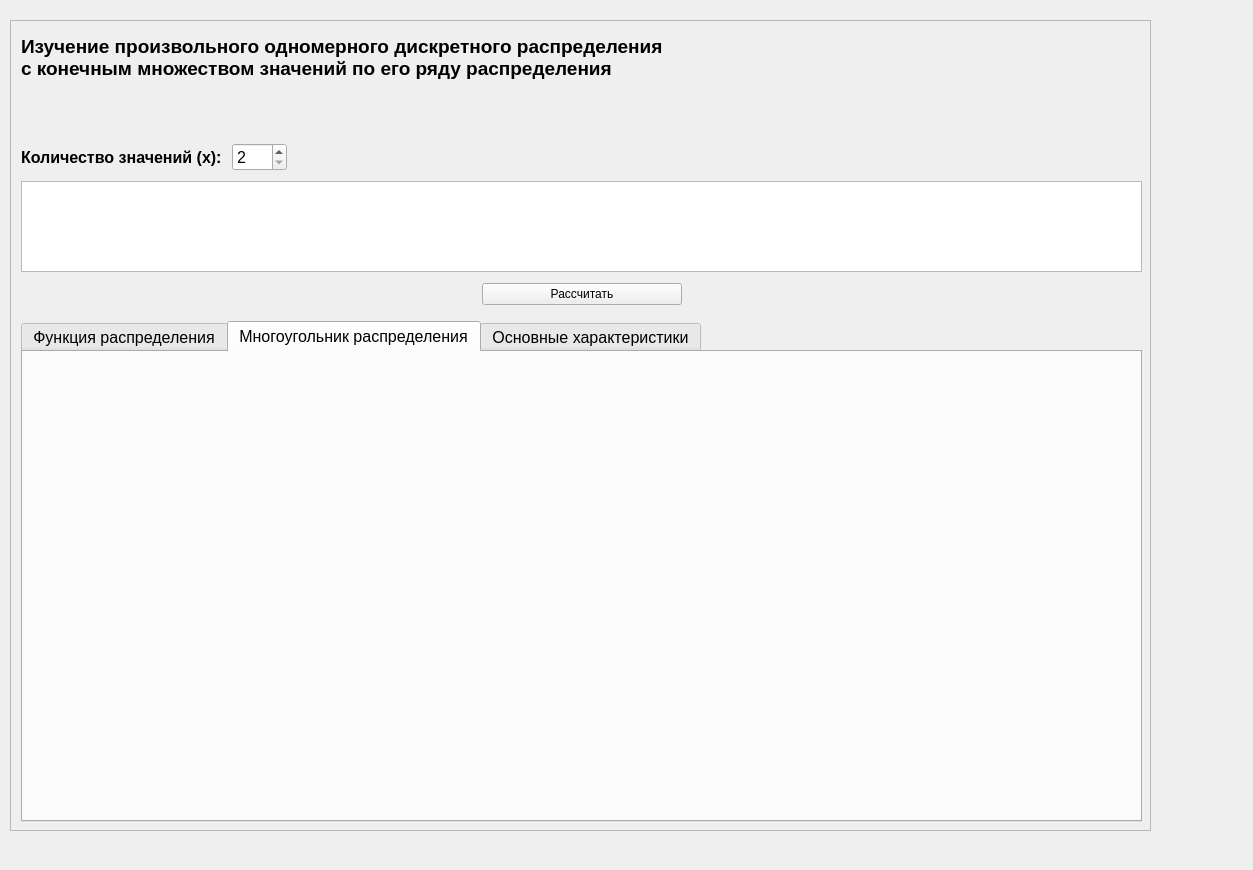
Before: the Qt Designer form ui/lab_4_task_1.ui in sauce-chili/TheoryOfProbabilityLabs, drawn with Qt 5.
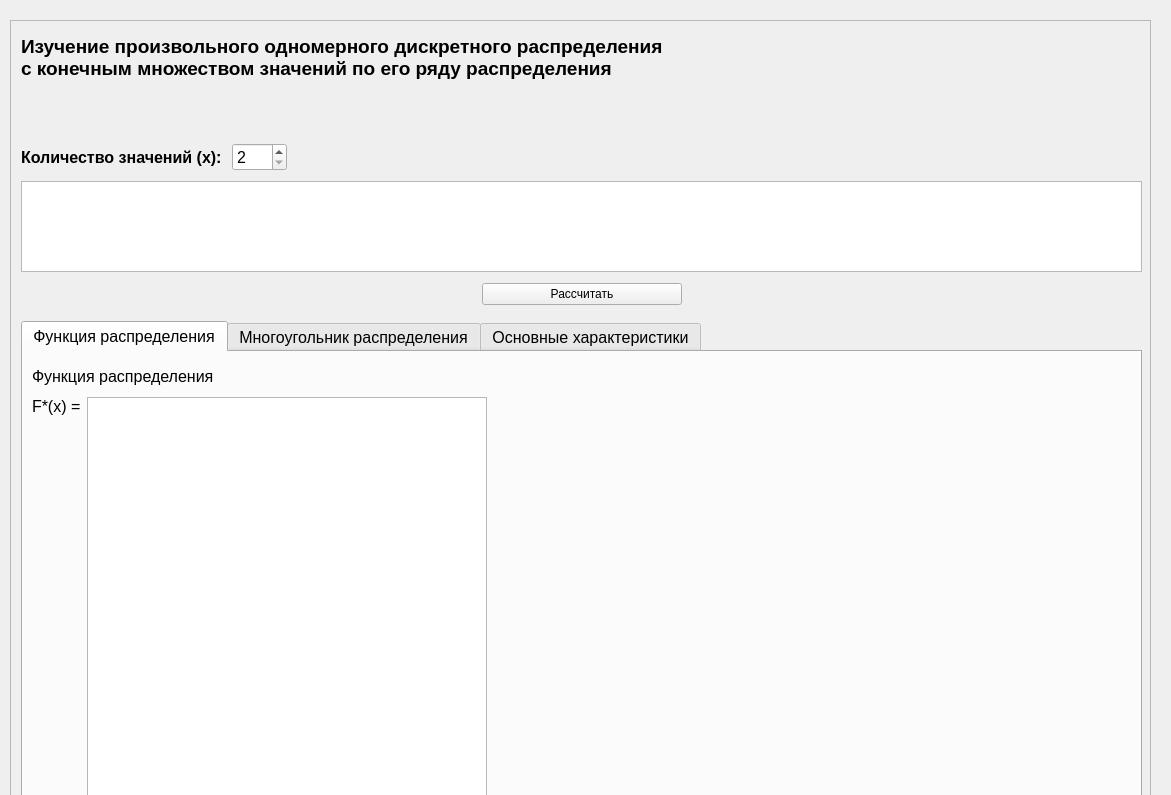
After: the same form once the commit is applied. The open tabs and pages were chosen to show the change.

Commit message: Fix bug with visualisation graphics

```diff
--- a/ui/lab_4_task_1.ui
+++ b/ui/lab_4_task_1.ui
@@ -6,8 +6,8 @@
    <rect>
     <x>0</x>
     <y>0</y>
-    <width>1253</width>
-    <height>870</height>
+    <width>1171</width>
+    <height>795</height>
    </rect>
   </property>
   <property name="windowTitle">
@@ -182,7 +182,7 @@
        <x>10</x>
        <y>260</y>
        <width>1121</width>
-       <height>26</height>
+       <height>27</height>
       </rect>
      </property>
      <layout class="QHBoxLayout" name="horizontalLayout_56">
@@ -353,20 +353,10 @@
        </item>
       </layout>
      </widget>
-     <widget class="QWidget" name="continuous_rel_histpolygon">
+     <widget class="QWidget" name="distribution_polygon">
       <attribute name="title">
        <string>Многоугольник распределения</string>
       </attribute>
-      <widget class="QWidget" name="distribution_polygon" native="true">
-       <property name="geometry">
-        <rect>
-         <x>9</x>
-         <y>9</y>
-         <width>1101</width>
-         <height>451</height>
-        </rect>
-       </property>
-      </widget>
      </widget>
      <widget class="QWidget" name="continuous_parameters">
       <attribute name="title">
```
Left out of the diff: 4 changed lines with no effect on the pictures. The commit also changes 1 other file.
